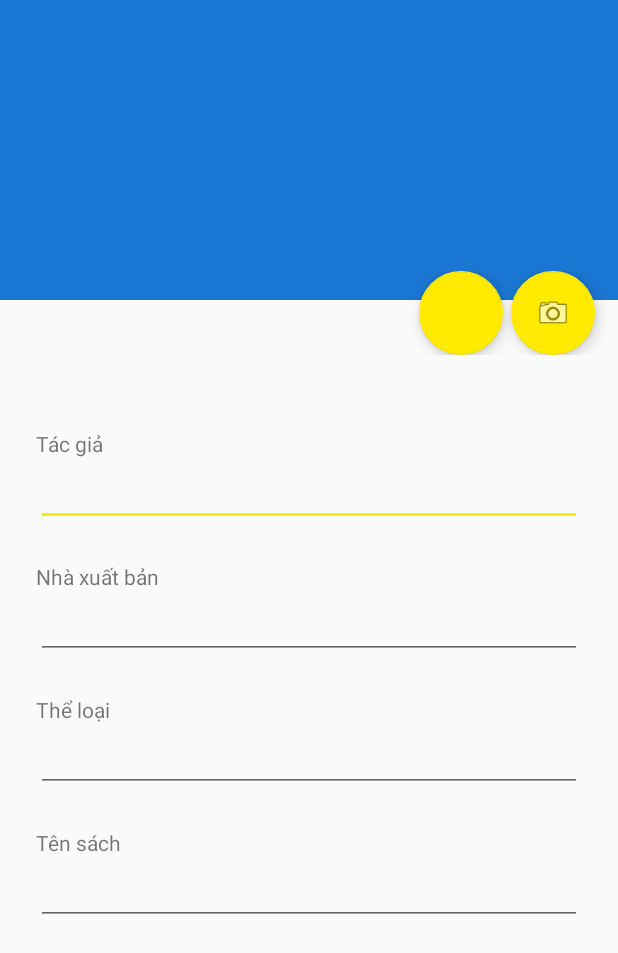
After one commit to Apismantis/sbook, an Android app: the layout add_book_activity.xml on its own in the app's theme, with its tools: preview values and no code run, on a phone screen of 412 x 824 dp. The commit adds this screen. Shown: the top 953 px of the screen. Run offline under Robolectric (Android 15) with nearby library versions, the phone set to English and light mode, and no system bars.

Commit message:
layout add book

```diff
--- a/app/src/main/AndroidManifest.xml
+++ b/app/src/main/AndroidManifest.xml
@@ -23,9 +23,11 @@
         </activity>
 
         <activity android:name=".activities.MainActivity" />
+
         <activity
             android:name=".activities.LoginActivity"
-            android:theme="@style/AppTheme.FullScreen" />
+            android:theme="@style/AppTheme.FullScreen"/>
+
         <activity android:name=".activities.BookDetailActivity" />
     </application>
 
--- a/app/src/main/java/com/example/sherman/sbook/activities/LoginActivity.java
+++ b/app/src/main/java/com/example/sherman/sbook/activities/LoginActivity.java
@@ -38,7 +38,7 @@ public class LoginActivity extends AppCompatActivity implements View.OnClickList
     private boolean checkValid() {
 
 
-        return false;
+        return true;
     }
 
     private void openMainActivity() {
--- /dev/null
+++ b/app/src/main/res/layout/add_book_activity.xml
@@ -0,0 +1,118 @@
+<?xml version="1.0" encoding="utf-8"?>
+
+<ScrollView xmlns:android="http://schemas.android.com/apk/res/android"
+    xmlns:app="http://schemas.android.com/apk/res-auto"
+    android:layout_width="match_parent"
+    android:layout_height="match_parent">
+
+    <RelativeLayout
+        android:layout_width="match_parent"
+        android:layout_height="match_parent">
+
+        <ImageView
+            android:id="@+id/imgBook"
+            android:layout_width="match_parent"
+            android:layout_height="200dp"
+            android:background="@color/colorPrimaryDark"/>
+
+        <LinearLayout
+            android:id="@+id/linearLayout"
+            android:layout_marginTop="175dp"
+            android:padding="@dimen/padding_title"
+            android:orientation="horizontal"
+            android:layout_width="match_parent"
+            android:layout_height="wrap_content"
+            android:gravity="right">
+
+            <android.support.design.widget.FloatingActionButton
+                android:layout_width="wrap_content"
+                android:layout_height="wrap_content"
+                android:layout_marginRight="5dp"/>
+
+            <android.support.design.widget.FloatingActionButton
+                android:layout_width="wrap_content"
+                android:layout_height="wrap_content"
+                android:layout_marginRight="10dp"
+                android:src="@android:drawable/ic_menu_camera"/>
+
+        </LinearLayout>
+
+        <LinearLayout
+            android:orientation="vertical"
+            android:layout_marginTop="20dp"
+            android:padding="@dimen/padding_detail"
+            android:layout_width="match_parent"
+            android:layout_height="wrap_content"
+            android:layout_below="@+id/linearLayout">
+
+            <LinearLayout
+                android:padding="@dimen/padding_detail"
+                android:orientation="vertical"
+                android:layout_width="match_parent"
+                android:layout_height="wrap_content">
+
+                <TextView
+                    android:layout_width="match_parent"
+                    android:layout_height="wrap_content"
+                    android:text="@string/title_author"/>
+
+                <EditText
+                    android:id="@+id/txtAuthor"
+                    android:layout_width="match_parent"
+                    android:layout_height="wrap_content" />
+
+            </LinearLayout>
+
+            <LinearLayout
+                android:padding="@dimen/padding_detail"
+                android:orientation="vertical"
+                android:layout_width="match_parent"
+                android:layout_height="wrap_content">
+                <TextView
+                    android:layout_width="match_parent"
+                    android:layout_height="wrap_content"
+                    android:text="@string/title_publisher"/>
+
+                <EditText
+                    android:id="@+id/txtPublisher"
+                    android:layout_width="match_parent"
+                    android:layout_height="wrap_content" />
+            </LinearLayout>
+
+            <LinearLayout
+                android:padding="@dimen/padding_detail"
+                android:orientation="vertical"
+                android:layout_width="match_parent"
+                android:layout_height="wrap_content">
+
+                <TextView
+                    android:layout_width="match_parent"
+                    android:layout_height="wrap_content"
+                    android:text="@string/title_tags"/>
+
+                <EditText
+                    android:layout_width="match_parent"
+                    android:layout_height="wrap_content" />
+
+            </LinearLayout>
+
+            <LinearLayout
+                android:padding="@dimen/padding_detail"
+                android:orientation="vertical"
+                android:layout_width="match_parent"
+                android:layout_height="wrap_content">
+
+                <TextView
+                    android:layout_width="match_parent"
+                    android:layout_height="wrap_content"
+                    android:text="@string/title_title"/>
+
+                <EditText
+                    android:id="@+id/txtTitle"
+                    android:layout_width="match_parent"
+                    android:layout_height="wrap_content" />
+
+            </LinearLayout>
+        </LinearLayout>
+    </RelativeLayout>
+</ScrollView>
--- a/app/src/main/res/values/dimens.xml
+++ b/app/src/main/res/values/dimens.xml
@@ -8,4 +8,5 @@
     <dimen name="avatar_height">50dp</dimen>
     <dimen name="h2">18sp</dimen>
     <dimen name="padding_title">5dp</dimen>
+    <dimen name="padding_detail">12dp</dimen>
 </resources>
--- a/app/src/main/res/values/strings.xml
+++ b/app/src/main/res/values/strings.xml
@@ -10,4 +10,8 @@
     <string name="drawer_header_text">Drawer header</string>
     <string name="action_settings">setting</string>
     <string name="slogan"># Cho đi nhận lại</string>
+    <string name="title_author">Tác giả</string>
+    <string name="title_publisher">Nhà xuất bản</string>
+    <string name="title_tags">Thể loại</string>
+    <string name="title_title">Tên sách</string>
 </resources>
```
